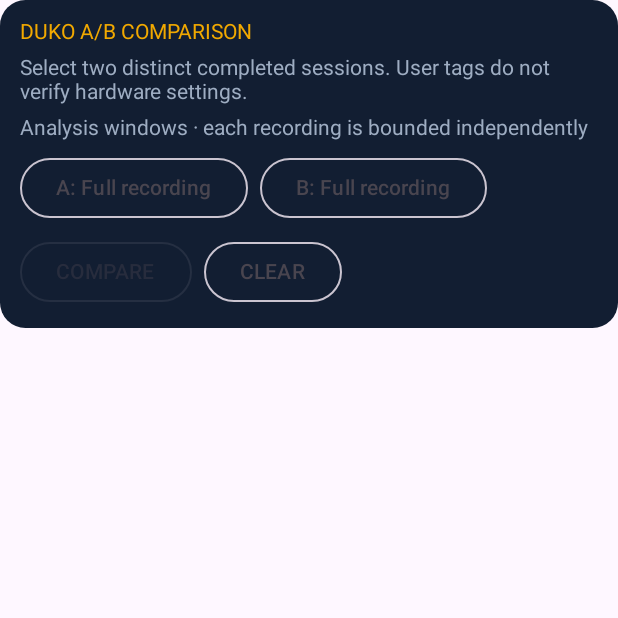
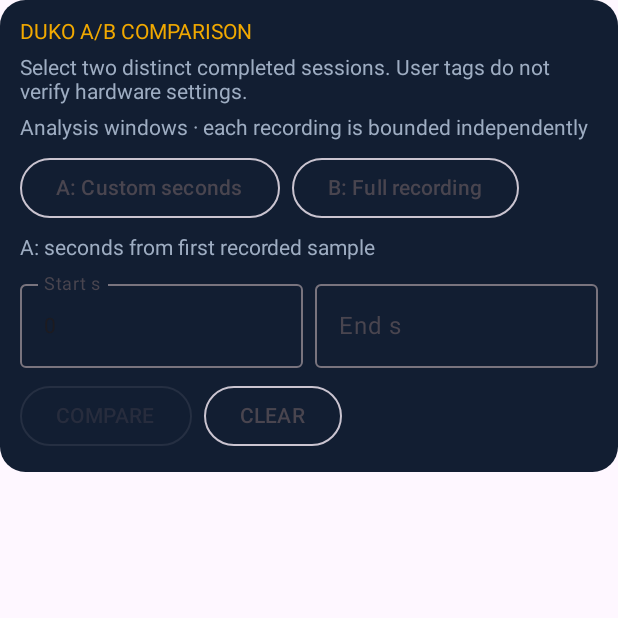
Before and after one commit to locutus5382/Heimdall, an Android app built with Jetpack Compose: the composable DukoComparisonPanel called with empty values, after a tap on an icon or button, on a phone screen of 412 x 824 dp, the top half of it. Run offline under Robolectric (Android 15) with nearby library versions, the phone set to English and light mode, and no system bars; 3 other taps on this screen came first.

Commit message:
M8c: support independent arbitrary A/B intervals with validated second offsets

```diff
--- a/app/src/main/java/com/locutus5382/heimdall/ui/DukoComparisonPanel.kt
+++ b/app/src/main/java/com/locutus5382/heimdall/ui/DukoComparisonPanel.kt
@@ -9,6 +9,7 @@ import androidx.compose.foundation.layout.Row
 import androidx.compose.foundation.layout.fillMaxWidth
 import androidx.compose.foundation.layout.padding
 import androidx.compose.foundation.shape.RoundedCornerShape
+import androidx.compose.material3.OutlinedTextField
 import androidx.compose.material3.OutlinedButton
 import androidx.compose.material3.Text
 import androidx.compose.runtime.Composable
@@ -48,16 +49,19 @@ private fun abNumber(n: Double?) =
  * A one-millisecond or empty result is rejected rather than expanded.
  */
 internal enum class AbWindowPreset(val label: String) {
-    FULL("Full recording"), MIDDLE_80("Middle 80%"), LAST_50("Last 50%");
+    FULL("Full recording"), MIDDLE_80("Middle 80%"), LAST_50("Last 50%"), CUSTOM("Custom seconds");
 
     fun select(bounds: DukoWindow): DukoWindow? {
+        if (this == CUSTOM) return null
         if (this == FULL) return bounds
         val duration = bounds.durationMs
         if (duration < 2L) return null
         val startOffset = when (this) {
             FULL -> 0L
             MIDDLE_80 -> duration / 10L
-            LAST_50 -> duration / 2L
+            LAST_50 -> duration
+            CUSTOM -> return null / 2L
+            CUSTOM -> return null
         }
         val endOffset = when (this) {
             FULL -> duration
@@ -70,6 +74,21 @@ internal enum class AbWindowPreset(val label: String) {
     }
 }
 
+/**
+ * User-entered offsets are seconds relative to this session's first monotonic
+ * sample. Reject invalid, overflowed, reversed and out-of-bounds intervals.
+ * Never clamp silently: the selected evidence window must match user intent.
+ */
+internal fun customAbWindow(bounds: DukoWindow, startSeconds: String, endSeconds: String): DukoWindow? {
+    val start = startSeconds.trim().toLongOrNull() ?: return null
+    val end = endSeconds.trim().toLongOrNull() ?: return null
+    if (start < 0L || end <= start || end > Long.MAX_VALUE / 1000L) return null
+    val startMs = start * 1000L
+    val endMs = end * 1000L
+    if (endMs > bounds.durationMs) return null
+    return DukoWindow(bounds.startMs + startMs, bounds.startMs + endMs)
+}
+
 /** Read-only A/B selection. Never starts, stops or modifies recordings. */
 @Composable
 internal fun DukoComparisonPanel(sessions: List<SavedSession>) {
@@ -80,6 +99,10 @@ internal fun DukoComparisonPanel(sessions: List<SavedSession>) {
     var request by remember { mutableStateOf(0) }
     var presetA by remember { mutableStateOf(AbWindowPreset.FULL) }
     var presetB by remember { mutableStateOf(AbWindowPreset.FULL) }
+    var startA by remember { mutableStateOf("0") }
+    var endA by remember { mutableStateOf("") }
+    var startB by remember { mutableStateOf("0") }
+    var endB by remember { mutableStateOf("") }
     var selectedWindows by remember { mutableStateOf<Pair<DukoWindow, DukoWindow>?>(null) }
     var report by remember { mutableStateOf<DukoComparisonReport?>(null) }
     var busy by remember { mutableStateOf(false) }
@@ -155,10 +178,10 @@ internal fun DukoComparisonPanel(sessions: List<SavedSession>) {
         try {
             val boundsA = archive.dukoMonotonicBounds(left)
             val boundsB = archive.dukoMonotonicBounds(right)
-            val windowA = boundsA?.let(presetA::select)
-            val windowB = boundsB?.let(presetB::select)
+            val windowA = boundsA?.let { if (presetA == AbWindowPreset.CUSTOM) customAbWindow(it, startA, endA) else presetA.select(it) }
+            val windowB = boundsB?.let { if (presetB == AbWindowPreset.CUSTOM) customAbWindow(it, startB, endB) else presetB.select(it) }
             if (windowA == null || windowB == null) {
-                error = "Recorded monotonic range unavailable for the selected window."
+                error = "Invalid window: enter start/end seconds within each recorded session (end must exceed start)."
             } else {
                 report = archive.dukoCompare(left, right, windowA, windowB)
                 if (report == null) error = "Selected windows have insufficient monotonic evidence."
@@ -204,6 +227,24 @@ internal fun DukoComparisonPanel(sessions: List<SavedSession>) {
                 request = 0
             }) { Text("B: " + presetB.label) }
         }
+        if (presetA == AbWindowPreset.CUSTOM) {
+            Text("A: seconds from first recorded sample", color = AbSubtle)
+            Row(horizontalArrangement = Arrangement.spacedBy(8.dp)) {
+                OutlinedTextField(startA, { startA = it; request = 0 },
+                    label = { Text("Start s") }, singleLine = true, modifier = Modifier.weight(1f))
+                OutlinedTextField(endA, { endA = it; request = 0 },
+                    label = { Text("End s") }, singleLine = true, modifier = Modifier.weight(1f))
+            }
+        }
+        if (presetB == AbWindowPreset.CUSTOM) {
+            Text("B: seconds from first recorded sample", color = AbSubtle)
+            Row(horizontalArrangement = Arrangement.spacedBy(8.dp)) {
+                OutlinedTextField(startB, { startB = it; request = 0 },
+                    label = { Text("Start s") }, singleLine = true, modifier = Modifier.weight(1f))
+                OutlinedTextField(endB, { endB = it; request = 0 },
+                    label = { Text("End s") }, singleLine = true, modifier = Modifier.weight(1f))
+            }
+        }
         Row(horizontalArrangement = Arrangement.spacedBy(8.dp)) {
             OutlinedButton(
                 enabled = a != null && b != null && a != b && !busy,
@@ -213,6 +254,7 @@ internal fun DukoComparisonPanel(sessions: List<SavedSession>) {
                 a = null; b = null; request = 0; report = null; error = null
                 selectedWindows = null
                 presetA = AbWindowPreset.FULL; presetB = AbWindowPreset.FULL
+                startA = "0"; endA = ""; startB = "0"; endB = ""
             }) { Text("CLEAR") }
         }
         if (busy) Text("Analyzing recorded evidence…", color = AbSubtle)
```
